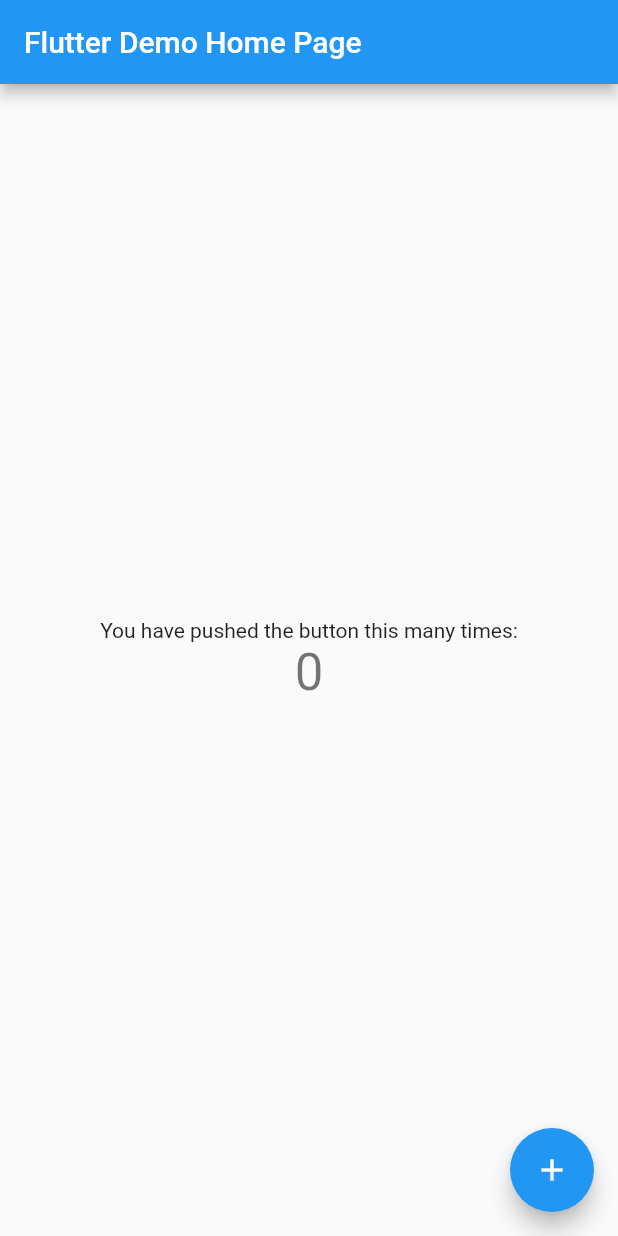
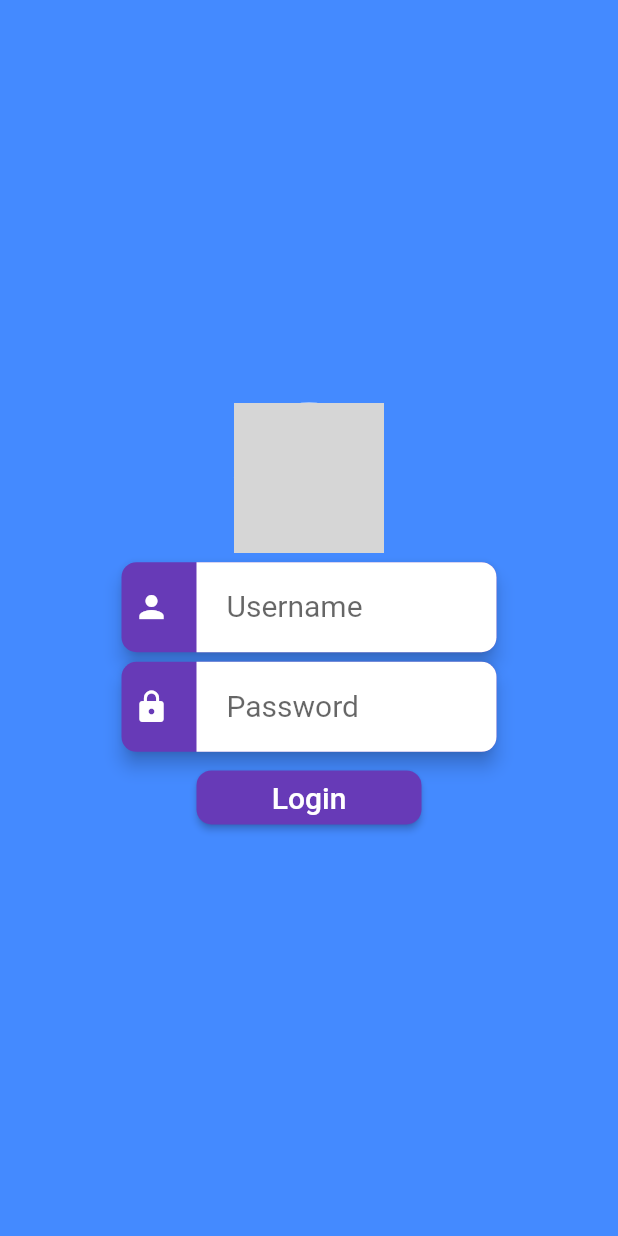
Before and after one commit to jackpeplinski/western-waffle, a Flutter app: the screen it shows after launch, on a phone screen of 412 x 824 dp. Run offline on Flutter 3.47's test engine with Material 2 defaults, Android fonts, the phone set to English and light mode, and no system bars; missing offline and left inert: whyunowork; grey boxes are pictures that could not be loaded.

Commit message:
Sanjit Files

```diff
--- /dev/null
+++ b/lib/UI/CustomInputField.dart
@@ -0,0 +1,50 @@
+import 'package:flutter/material.dart';
+
+class CustomInputField extends StatelessWidget {
+  Icon fieldIcon;
+  String hintText;
+
+  CustomInputField(this.fieldIcon, this.hintText);
+
+  @override
+  Widget build(BuildContext context) {
+    // TODO: implement build
+    return Container(
+      width: 250,
+      child: Material(
+          elevation: 5.0,
+          borderRadius: BorderRadius.all(Radius.circular(10.0)),
+          color: Colors.deepPurple,
+          child: Row(
+            mainAxisAlignment: MainAxisAlignment.spaceBetween,
+            children: <Widget>[
+              Padding(
+                padding: const EdgeInsets.all(8.0),
+                child: fieldIcon,
+              ),
+              Container(
+                decoration: BoxDecoration(
+                  color: Colors.white,
+                  borderRadius: BorderRadius.only(
+                      topRight: Radius.circular(10.0),
+                      bottomRight: Radius.circular(10.0)),
+                ),
+                width: 200,
+                height: 60,
+                child: Padding(
+                  padding: const EdgeInsets.all(8.0),
+                  child: TextField(
+                    decoration: InputDecoration(
+                        border: InputBorder.none,
+                        hintText: hintText,
+                        fillColor: Colors.white,
+                        filled: true),
+                    style: TextStyle(fontSize: 20, color: Colors.black),
+                  ),
+                ),
+              ),
+            ],
+          )),
+    );
+  }
+}
--- a/lib/main.dart
+++ b/lib/main.dart
@@ -1,111 +1,55 @@
 import 'package:flutter/material.dart';
+import 'package:whyunowork/UI/CustomInputField.dart';
+import './UI/CustomInputField.dart';
 
-void main() => runApp(MyApp());
+void main() {
+  runApp(MaterialApp(title: 'Login App', home: HomeScreen()));
+}
 
-class MyApp extends StatelessWidget {
-  // This widget is the root of your application.
+class HomeScreen extends StatelessWidget {
   @override
   Widget build(BuildContext context) {
-    return MaterialApp(
-      title: 'Flutter Demo',
-      theme: ThemeData(
-        // This is the theme of your application.
-        //
-        // Try running your application with "flutter run". You'll see the
-        // application has a blue toolbar. Then, without quitting the app, try
-        // changing the primarySwatch below to Colors.green and then invoke
-        // "hot reload" (press "r" in the console where you ran "flutter run",
-        // or simply save your changes to "hot reload" in a Flutter IDE).
-        // Notice that the counter didn't reset back to zero; the application
-        // is not restarted.
-        primarySwatch: Colors.blue,
+    // TODO: implement build
+    return Scaffold(
+      body: Container(
+        width: MediaQuery.of(context).size.width,
+        height: MediaQuery.of(context).size.height,
+        color: Colors.blueAccent,
+        child: Center(
+          child: Container(
+              width: 400,
+              height: 300,
+              child: Column(
+                mainAxisAlignment: MainAxisAlignment.spaceEvenly,
+                children: <Widget>[
+                  Material(
+                    borderRadius: BorderRadius.all(Radius.circular(50.0)),
+                    child: Image.asset(
+                      'images/itzWorking.png',
+                      width: 100,
+                      height: 100,
+                    ),
+                  ),
+                  CustomInputField(
+                      Icon(Icons.person, color: Colors.white), 'Username'),
+                  CustomInputField(
+                      Icon(Icons.lock, color: Colors.white), 'Password'),
+                  Container(
+                    width: 150,
+                    child: RaisedButton(
+                      onPressed: () {},
+                      color: Colors.deepPurple,
+                      textColor: Colors.white,
+                      shape: RoundedRectangleBorder(
+                          borderRadius:
+                              BorderRadius.all(Radius.circular(10.0))),
+                      child: Text('Login', style: TextStyle(fontSize: 20)),
+                    ),
+                  )
+                ],
+              )),
+        ),
       ),
-      home: MyHomePage(title: 'Flutter Demo Home Page'),
     );
   }
 }
-
-class MyHomePage extends StatefulWidget {
-  MyHomePage({Key key, this.title}) : super(key: key);
-
-  // This widget is the home page of your application. It is stateful, meaning
-  // that it has a State object (defined below) that contains fields that affect
-  // how it looks.
-
-  // This class is the configuration for the state. It holds the values (in this
-  // case the title) provided by the parent (in this case the App widget) and
-  // used by the build method of the State. Fields in a Widget subclass are
-  // always marked "final".
-
-  final String title;
-
-  @override
-  _MyHomePageState createState() => _MyHomePageState();
-}
-
-class _MyHomePageState extends State<MyHomePage> {
-  int _counter = 0;
-
-  void _incrementCounter() {
-    setState(() {
-      // This call to setState tells the Flutter framework that something has
-      // changed in this State, which causes it to rerun the build method below
-      // so that the display can reflect the updated values. If we changed
-      // _counter without calling setState(), then the build method would not be
-      // called again, and so nothing would appear to happen.
-      _counter++;
-    });
-  }
-
-  @override
-  Widget build(BuildContext context) {
-    // This method is rerun every time setState is called, for instance as done
-    // by the _incrementCounter method above.
-    //
-    // The Flutter framework has been optimized to make rerunning build methods
-    // fast, so that you can just rebuild anything that needs updating rather
-    // than having to individually change instances of widgets.
-    return Scaffold(
-      appBar: AppBar(
-        // Here we take the value from the MyHomePage object that was created by
-        // the App.build method, and use it to set our appbar title.
-        title: Text(widget.title),
-      ),
-      body: Center(
-        // Center is a layout widget. It takes a single child and positions it
-        // in the middle of the parent.
-        child: Column(
-          // Column is also a layout widget. It takes a list of children and
-          // arranges them vertically. By default, it sizes itself to fit its
-          // children horizontally, and tries to be as tall as its parent.
-          //
-          // Invoke "debug painting" (press "p" in the console, choose the
-          // "Toggle Debug Paint" action from the Flutter Inspector in Android
-          // Studio, or the "Toggle Debug Paint" command in Visual Studio Code)
-          // to see the wireframe for each widget.
-          //
-          // Column has various properties to control how it sizes itself and
-          // how it positions its children. Here we use mainAxisAlignment to
-          // center the children vertically; the main axis here is the vertical
-          // axis because Columns are vertical (the cross axis would be
-          // horizontal).
-          mainAxisAlignment: MainAxisAlignment.center,
-          children: <Widget>[
-            Text(
-              'You have pushed the button this many times:',
-            ),
-            Text(
-              '$_counter',
-              style: Theme.of(context).textTheme.display1,
-            ),
-          ],
-        ),
-      ),
-      floatingActionButton: FloatingActionButton(
-        onPressed: _incrementCounter,
-        tooltip: 'Increment',
-        child: Icon(Icons.add),
-      ), // This trailing comma makes auto-formatting nicer for build methods.
-    );
-  }
-}
```
Also changed, not shown: lib/screens/transaction.dart (deleted, +0 -11 lines), lib/screens/transactions_page2.dart (deleted, +0 -77 lines), Images/itzWorking.png (added), pubspec.lock, 21 other files.
